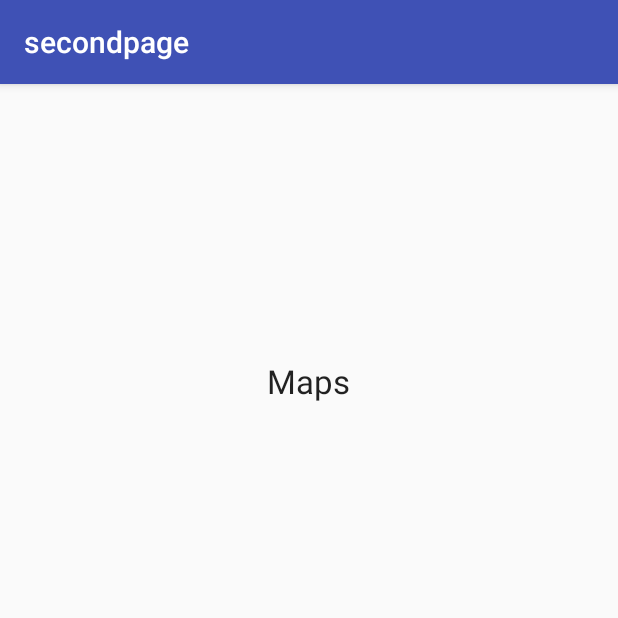
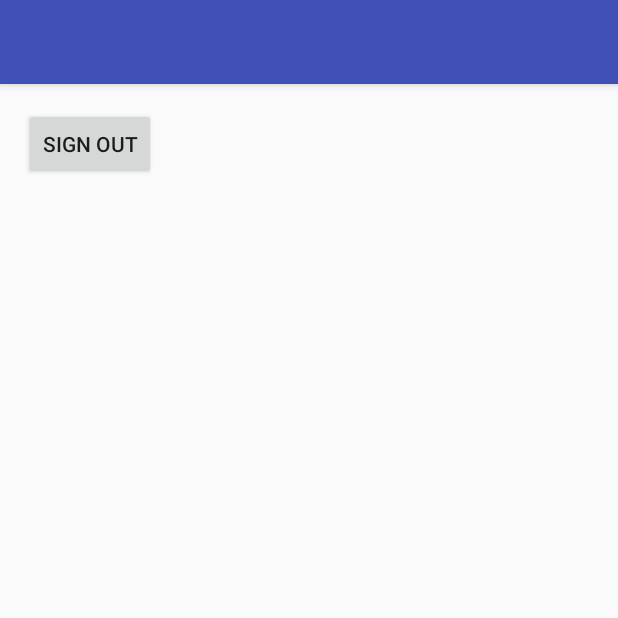
Before and after one commit to saurabhjagdhane/AugGraffiti, an Android app: the secondpage screen opened directly, with no data from a screen before it, on a phone screen of 412 x 824 dp, the top half of it. Run offline under Robolectric (Android 15) with nearby library versions, the phone set to English and light mode, and no system bars.

Commit message:
SecondPage sign out done

```diff
--- a/app/src/main/AndroidManifest.xml
+++ b/app/src/main/AndroidManifest.xml
@@ -1,6 +1,7 @@
 <?xml version="1.0" encoding="utf-8"?>
 <manifest xmlns:android="http://schemas.android.com/apk/res/android"
     package="com.example.saurabh.auggraffiti">
+
 
     <application
         android:allowBackup="true"
--- a/app/src/main/java/com/example/saurabh/auggraffiti/secondpage.java
+++ b/app/src/main/java/com/example/saurabh/auggraffiti/secondpage.java
@@ -1,22 +1,153 @@
 package com.example.saurabh.auggraffiti;
 
+import android.app.ProgressDialog;
+import android.content.Intent;
 import android.os.Bundle;
 import android.support.design.widget.FloatingActionButton;
 import android.support.design.widget.Snackbar;
 import android.support.v7.app.AppCompatActivity;
 import android.support.v7.widget.Toolbar;
+import android.util.Log;
 import android.view.View;
+import android.widget.Button;
 
-public class secondpage extends AppCompatActivity {
+import com.google.android.gms.auth.api.Auth;
+import com.google.android.gms.auth.api.signin.GoogleSignInAccount;
+import com.google.android.gms.auth.api.signin.GoogleSignInOptions;
+import com.google.android.gms.auth.api.signin.GoogleSignInResult;
+import com.google.android.gms.common.ConnectionResult;
+import com.google.android.gms.common.SignInButton;
+import com.google.android.gms.common.api.GoogleApiClient;
+import com.google.android.gms.common.api.OptionalPendingResult;
+import com.google.android.gms.common.api.ResultCallback;
+import com.google.android.gms.common.api.Status;
+
+public class secondpage extends AppCompatActivity implements
+        GoogleApiClient.OnConnectionFailedListener
+        {
+
+    private static final String TAG = "SignInActivity";
+    private static final int RC_SIGN_IN = 9001;
+
+    private GoogleApiClient mGoogleApiClient;
+    //private TextView mStatusTextView;
+    private ProgressDialog mProgressDialog;
 
     @Override
     protected void onCreate(Bundle savedInstanceState) {
         super.onCreate(savedInstanceState);
         setContentView(R.layout.activity_secondpage);
-        Toolbar toolbar = (Toolbar) findViewById(R.id.toolbar);
-        setSupportActionBar(toolbar);
 
 
+        //findViewById(R.id.sign_out_button).setOnClickListener(this);
+
+        // [START configure_signin]
+        // Configure sign-in to request the user's ID, email address, and basic
+        // profile. ID and basic profile are included in DEFAULT_SIGN_IN.
+        GoogleSignInOptions gso = new GoogleSignInOptions.Builder(GoogleSignInOptions.DEFAULT_SIGN_IN)
+                .requestEmail()
+                .build();
+        // [END configure_signin]
+
+        // [START build_client]
+        // Build a GoogleApiClient with access to the Google Sign-In API and the
+        // options specified by gso.
+        mGoogleApiClient = new GoogleApiClient.Builder(this)
+                .enableAutoManage(this /* FragmentActivity */, this /* OnConnectionFailedListener */)
+                .addApi(Auth.GOOGLE_SIGN_IN_API, gso)
+                .build();
+        // [END build_client]
+
+        // [START customize_button]
+        // Customize sign-in button. The sign-in button can be displayed in
+        // multiple sizes and color schemes. It can also be contextually
+        // rendered based on the requested scopes. For example. a red button may
+        // be displayed when Google+ scopes are requested, but a white button
+        // may be displayed when only basic profile is requested. Try adding the
+        // Scopes.PLUS_LOGIN scope to the GoogleSignInOptions to see the
+        // difference.
+
+        final Button sign_out = (Button)findViewById(R.id.sign_out_button);
+        sign_out.setOnClickListener(new View.OnClickListener() {
+            @Override
+            public void onClick(View view) {
+                signOut();
+            }
+        });
+        // [END customize_button]
+
+    }
+    /*
+        @Override
+        public void onStart() {
+            super.onStart();
+
+            OptionalPendingResult<GoogleSignInResult> opr = Auth.GoogleSignInApi.silentSignIn(mGoogleApiClient);
+            if (opr.isDone()) {
+                // If the user's cached credentials are valid, the OptionalPendingResult will be "done"
+                // and the GoogleSignInResult will be available instantly.
+                Log.d(TAG, "Got cached sign-in");
+                GoogleSignInResult result = opr.get();
+                handleSignInResult(result);
+            } else {
+                // If the user has not previously signed in on this device or the sign-in has expired,
+                // this asynchronous branch will attempt to sign in the user silently.  Cross-device
+                // single sign-on will occur in this branch.
+                showProgressDialog();
+                opr.setResultCallback(new ResultCallback<GoogleSignInResult>() {
+                    @Override
+                    public void onResult(GoogleSignInResult googleSignInResult) {
+                        hideProgressDialog();
+                        handleSignInResult(googleSignInResult);
+                    }
+                });
+            }
+        }
+    */
+
+    /*
+    // [START handleSignInResult]
+    private void handleSignInResult(GoogleSignInResult result) {
+        Log.d(TAG, "handleSignInResult:" + result.isSuccess());
+        if (result.isSuccess()) {
+            // Signed in successfully, show authenticated UI.
+            GoogleSignInAccount acct = result.getSignInAccount();
+            //mStatusTextView.setText(getString(R.string.signed_in_fmt, acct.getDisplayName()));
+            //updateUI(true);
+            Intent i = new Intent(MainActivity.this, secondpage.class);
+            startActivity(i);
+        } else {
+            // Signed out, show unauthenticated UI.
+            //updateUI(false);
+        }
+    }
+    // [END handleSignInResult]
+    */
+
+
+    // [START signOut]
+    private void signOut() {
+        Auth.GoogleSignInApi.signOut(mGoogleApiClient).setResultCallback(
+                new ResultCallback<Status>() {
+                    @Override
+                    public void onResult(Status status) {
+                            Intent i2 = new Intent(secondpage.this, MainActivity.class);
+                            startActivity(i2);
+                    }
+                });
+    }
+    // [END signOut]
+
+
+
+    @Override
+    public void onConnectionFailed(ConnectionResult connectionResult) {
+        // An unresolvable error has occurred and Google APIs (including Sign-In) will not
+        // be available.
+        Log.d(TAG, "onConnectionFailed:" + connectionResult);
     }
 
+
+
+
 }
--- a/app/src/main/res/layout/content_secondpage.xml
+++ b/app/src/main/res/layout/content_secondpage.xml
@@ -12,13 +12,12 @@
     tools:context="com.example.saurabh.auggraffiti.secondpage"
     tools:showIn="@layout/activity_secondpage">
 
-    <TextView
+    <Button
         android:layout_width="wrap_content"
         android:layout_height="wrap_content"
-        android:textAppearance="?android:attr/textAppearanceLarge"
-        android:text="Maps"
-        android:id="@+id/textView"
+        android:text="Sign Out"
+        android:id="@+id/sign_out_button"
         android:layout_alignParentTop="true"
-        android:layout_centerHorizontal="true"
-        android:layout_marginTop="167dp" />
+        android:layout_alignParentLeft="true"
+        android:layout_alignParentStart="true" />
 </RelativeLayout>
```
